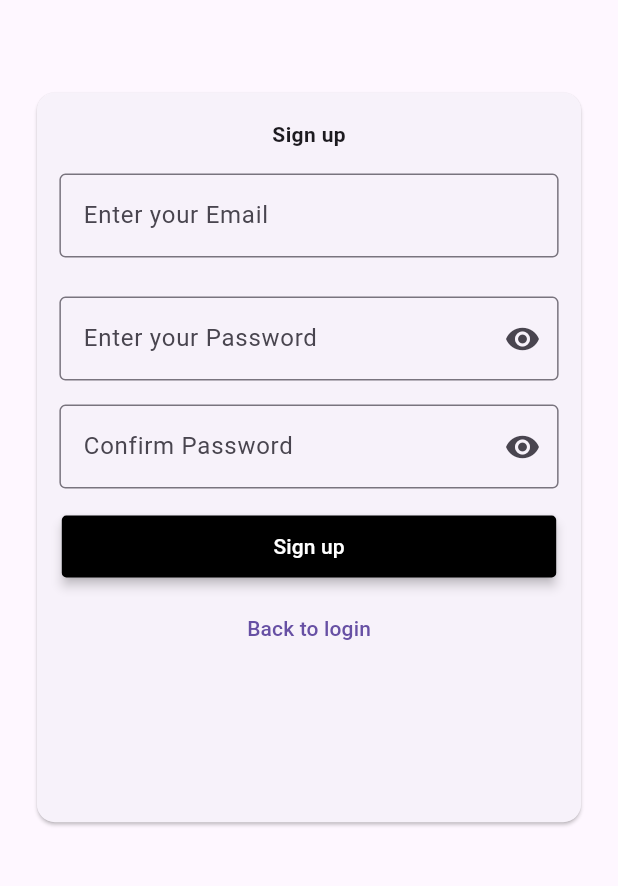
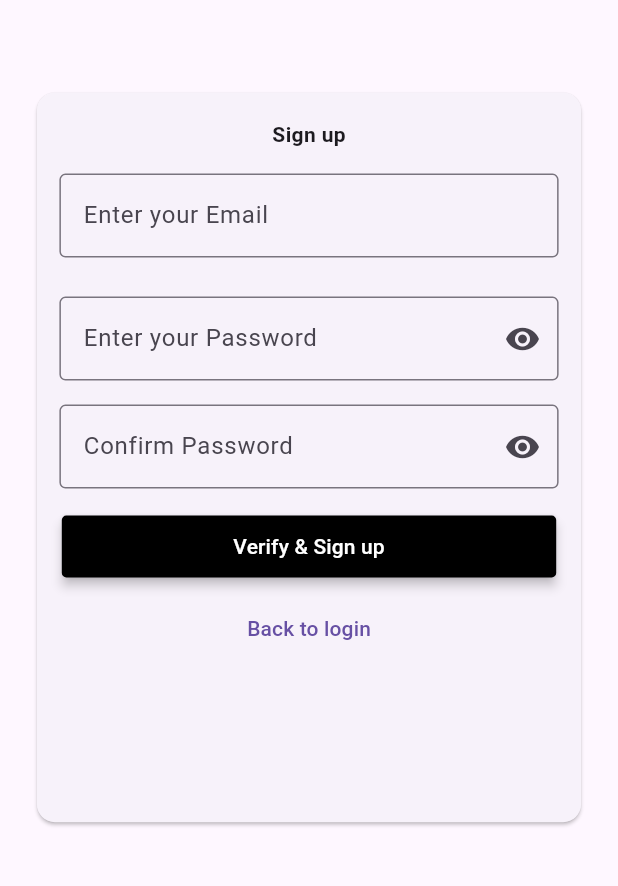
Before and after one commit to amalnandu/notes, a Flutter app: the Signup screen opened by its route, on a phone screen of 412 x 824 dp, the part 188-1074 px from its top. Run offline on Flutter 3.47's test engine with Material 3 defaults, Android fonts, the phone set to English and light mode, and no system bars; our stand-ins replace firebase_auth, firebase_core, google_fonts, google_sign_in; accounts and stored records are empty; network calls fail.

Commit message:
add email-pw auth,verify

```diff
--- a/lib/main.dart
+++ b/lib/main.dart
@@ -32,6 +32,7 @@ class Myapp extends StatelessWidget {
         '/signup':(context)=>Signup(),
         '/verify':(context)=>Verify_password(),
         '/forgot':(context)=>Forgot_Password(),
+        '/home':(context)=>Home(),
 
       },
 
--- a/lib/screens/home.dart
+++ b/lib/screens/home.dart
@@ -1,15 +1,17 @@
 import 'package:flutter/material.dart';
+import 'package:notes/google_auth/Auth.dart';
 
 class Home extends StatelessWidget {
   const Home({super.key});
 
   @override
   Widget build(BuildContext context) {
+    var user=AuthService();
     return Scaffold(
       appBar: AppBar(title: Text('Notes'),
       actions: [
-        IconButton(onPressed: (){
-
+        IconButton(onPressed: ()async{
+            await user.signOut();
         }, icon: Icon(Icons.exit_to_app))
       ],),
 
--- a/lib/screens/signup.dart
+++ b/lib/screens/signup.dart
@@ -1,15 +1,25 @@
+import 'package:firebase_auth/firebase_auth.dart';
 import 'package:flutter/material.dart';
 import 'package:google_fonts/google_fonts.dart';
 
-class Signup extends StatelessWidget {
+import '../google_auth/Auth.dart';
+
+class Signup extends StatefulWidget {
   const Signup({super.key});
 
   @override
+  State<Signup> createState() => _SignupState();
+}
+
+class _SignupState extends State<Signup> {
+  @override
   Widget build(BuildContext context) {
-    var name = TextEditingController();
-    var email = TextEditingController();
-    var password = TextEditingController();
-    var confirm_pw = TextEditingController();
+    var _email = TextEditingController();
+    var _password = TextEditingController();
+    var _confirm_pw = TextEditingController();
+
+    final _authService = AuthService();
+    String _message = '';
 
     var ht = MediaQuery.of(context).size.height;
     var wd = MediaQuery.of(context).size.width;
@@ -65,7 +75,7 @@ class Signup extends StatelessWidget {
                           padding: const EdgeInsets.symmetric(
                               vertical: 8.0, horizontal: 15),
                           child: TextFormField(
-                            controller: email,
+                            controller: _email,
                             decoration: InputDecoration(
                                 labelText: 'Enter your Email',
                                 border: OutlineInputBorder()),
@@ -78,16 +88,12 @@ class Signup extends StatelessWidget {
                           padding: const EdgeInsets.symmetric(
                               vertical: 8.0, horizontal: 15),
                           child: TextFormField(
-                            controller: password,
+                            controller: _password,
                             decoration: InputDecoration(
                                 labelText: 'Enter your Password',
                                 suffixIcon: IconButton(
-                                    onPressed: (){
-
-                                    },
-
-                                    icon: Icon(Icons.remove_red_eye)
-                                    ),
+                                    onPressed: () {},
+                                    icon: Icon(Icons.remove_red_eye)),
                                 border: OutlineInputBorder()),
                           ),
                         ),
@@ -95,7 +101,7 @@ class Signup extends StatelessWidget {
                           padding: const EdgeInsets.symmetric(
                               vertical: 8.0, horizontal: 15),
                           child: TextFormField(
-                            controller: password,
+                            controller: _confirm_pw,
                             decoration: InputDecoration(
                                 labelText: 'Confirm Password',
                                 suffixIcon: IconButton(
@@ -112,7 +118,26 @@ class Signup extends StatelessWidget {
                           height: ht * 0.05,
                           width: (wd * 0.8),
                           child: ElevatedButton(
-                            onPressed: () {},
+                            onPressed: () async {
+                              if (_password.text != _confirm_pw.text) {
+                                setState(() {
+                                  _message = "Passwords do not match";
+                                });
+                              }
+                              if (_password.text == _confirm_pw.text) {
+                                User? user = await _authService.signUpWithEmail(
+                                  _email.text,
+                                  _password.text,
+                                );
+
+                                if (user != null) {
+                                  setState(() {
+                                    _message =
+                                        'A verification email has been sent to ${_email.text}. Please verify your email before logging in.';
+                                  });
+                                }
+                              }
+                            },
                             style: ElevatedButton.styleFrom(
                               shape: RoundedRectangleBorder(
                                   borderRadius: BorderRadius.circular(3)),
@@ -121,7 +146,7 @@ class Signup extends StatelessWidget {
                               elevation:
                                   3, // button's elevation when it's pressed
                             ),
-                            child: const Text('Sign up'),
+                            child: const Text('Verify & Sign up'),
                           ),
                         ),
                         SizedBox(
@@ -131,7 +156,17 @@ class Signup extends StatelessWidget {
                             onPressed: () {
                               Navigator.of(context).pop();
                             },
-                            child: Text("Back to login"))
+                            child: Text("Back to login")),
+
+
+                        if (_message.isNotEmpty)
+                          Padding(
+                            padding: const EdgeInsets.symmetric(vertical: 16.0),
+                            child: Text(
+                              _message,
+                              style: TextStyle(color: Colors.red),
+                            ),
+                          ),
                       ],
                     ),
                   ),
@@ -145,10 +180,8 @@ class Signup extends StatelessWidget {
   }
 }
 
-
-
 class Password_Field extends StatefulWidget {
-   Password_Field({super.key});
+  Password_Field({super.key});
 
   @override
   State<Password_Field> createState() => _Password_FieldState();
@@ -157,8 +190,6 @@ class Password_Field extends StatefulWidget {
 class _Password_FieldState extends State<Password_Field> {
   @override
   Widget build(BuildContext context) {
-    return TextFormField(
-      controller: ,
-    );
+    return TextFormField();
   }
 }
```
Also changed, not shown: lib/google_auth/Auth.dart (+9 -2 lines), lib/screens/login.dart (+3 -7 lines), lib/screens/verify_pw.dart (+47 -3 lines).
